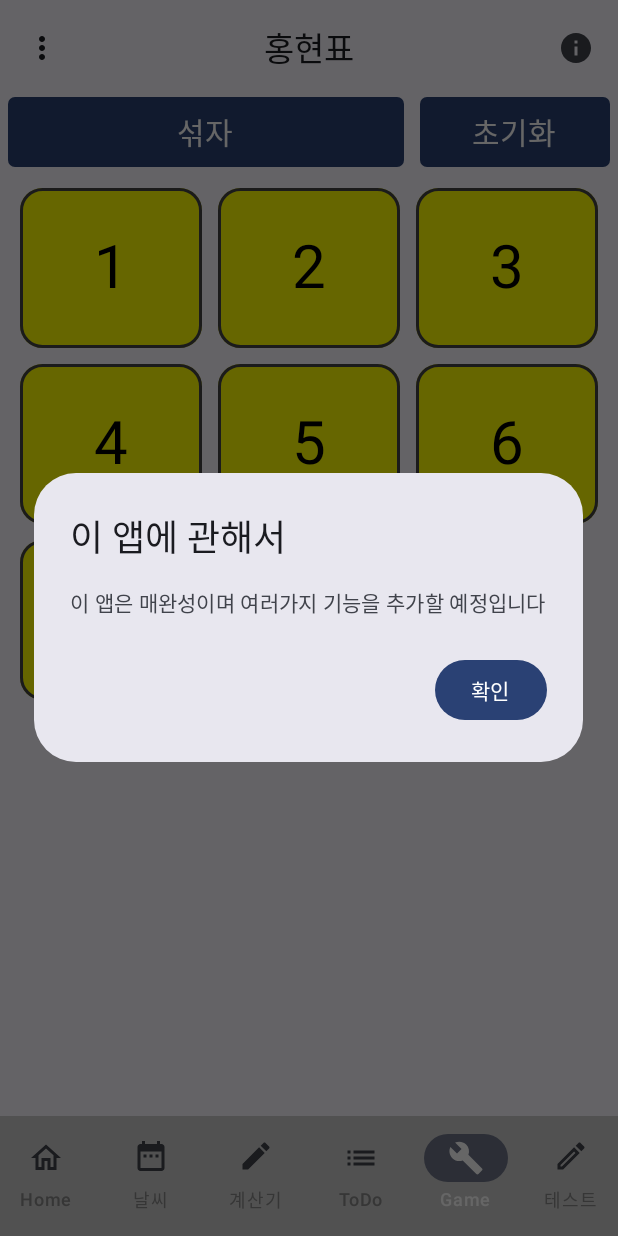
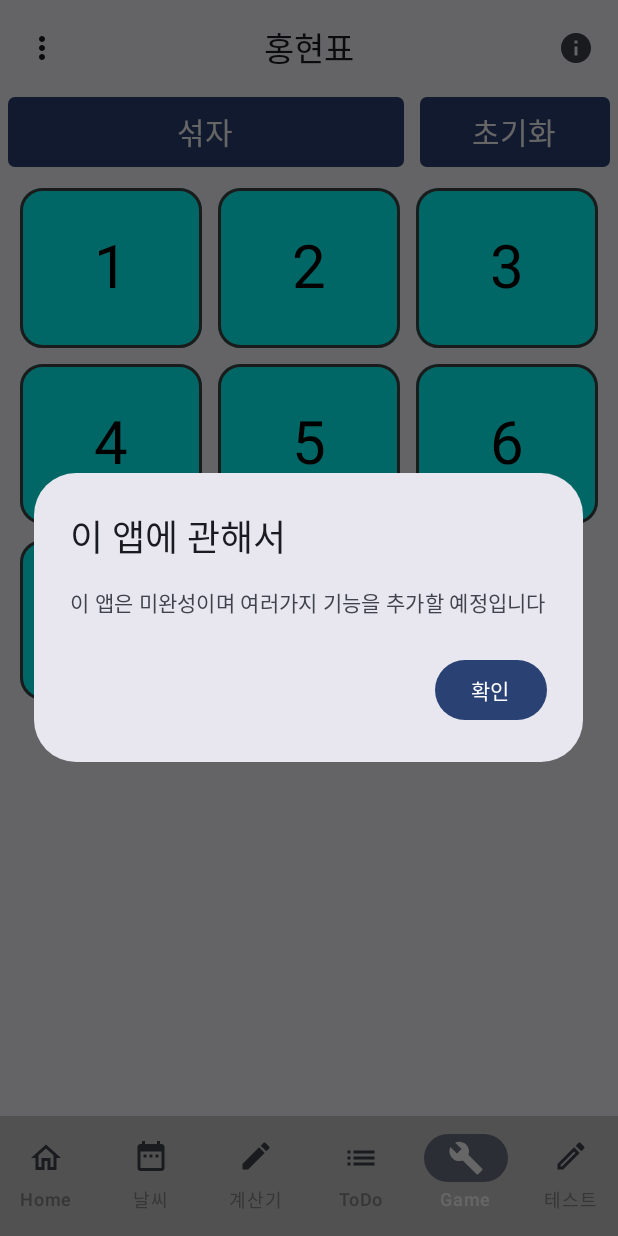
Before and after one commit to Hong-HyeonPyo/HongHP-android-test, an Android app built with Jetpack Compose: the GameScreen screen opened through its navigation route, after a tap on "Share", on a phone screen of 412 x 824 dp. Run offline under Robolectric (Android 15) with nearby library versions, the light colour scheme and no system bars.

```diff
--- a/HongHP-jetpackcompose-test/app/src/main/java/honghp/android/compose/material3/TheContents.kt
+++ b/HongHP-jetpackcompose-test/app/src/main/java/honghp/android/compose/material3/TheContents.kt
@@ -1,5 +1,6 @@
 package honghp.android.compose.material3
 
+import honghp.android.compose.weather.requestWeatherApi
 import android.content.Context
 import android.util.Log
 import android.widget.Toast
@@ -30,7 +31,6 @@ import androidx.compose.ui.unit.dp
 import androidx.compose.ui.unit.sp
 import honghp.android.compose.R
 //import rocklike.compose.weather.calcBaseDateAndTime
-import rocklike.compose.weather.requestWeatherApi
 
 
 @Composable
--- a/HongHP-jetpackcompose-test/app/src/main/java/honghp/android/compose/material3/TheGame.kt
+++ b/HongHP-jetpackcompose-test/app/src/main/java/honghp/android/compose/material3/TheGame.kt
@@ -238,10 +238,8 @@ fun WithTheBoxes(
         columns = GridCells.Fixed(3),
         contentPadding = PaddingValues(8.dp)
     ) {
-
         itemsIndexed(idxList) { idx, item ->
             if (item == 8) {
-
             } else {
                 val ctx = LocalContext.current.applicationContext
                 Box(
@@ -252,8 +250,7 @@ fun WithTheBoxes(
                             shape = RoundedCornerShape(15.dp, 15.dp, 15.dp, 15.dp)
                         )
                         .background(
-                            color = if (selectedIdx == item) Color.Cyan else Color.Yellow,
-//                            color = Color(0xFFfbe3ff),
+                            color = if (selectedIdx == item) Color.Cyan else Color.Cyan,
                             shape = RoundedCornerShape(15.dp, 15.dp, 15.dp, 15.dp)
                         )
                         .padding(3.dp)
--- a/HongHP-jetpackcompose-test/app/src/main/java/honghp/android/compose/weather/TheWeatherApis.kt
+++ b/HongHP-jetpackcompose-test/app/src/main/java/honghp/android/compose/material3/TheWeatherApis.kt
@@ -1,4 +1,4 @@
-package rocklike.compose.weather
+package honghp.android.compose.weather
 
 import android.util.Log
 import com.google.gson.GsonBuilder
--- a/HongHP-jetpackcompose-test/app/src/main/java/honghp/android/compose/material3/ToDoLists.kt
+++ b/HongHP-jetpackcompose-test/app/src/main/java/honghp/android/compose/material3/ToDoLists.kt
@@ -97,7 +97,6 @@ fun ToDoList() {
         }
     }
 }
-
 @Composable
 fun AlertDialogSample2(
     shouldShowDialog: Boolean,
--- a/HongHP-jetpackcompose-test/app/src/main/java/honghp/android/compose/material3/TopButton.kt
+++ b/HongHP-jetpackcompose-test/app/src/main/java/honghp/android/compose/material3/TopButton.kt
@@ -67,11 +67,9 @@ fun MyTopAppBar(navController: NavHostController) {
 
         )
 }
-
 private fun showToast(context: Context, message: String) {
     Toast.makeText(context, message, Toast.LENGTH_SHORT).show()
 }
-
 @Composable
 fun AlertDialogSample(
     shouldShowDialog: Boolean,
@@ -84,7 +82,7 @@ fun AlertDialogSample(
                 Text(text = "이 앱에 관해서")
             },
             text = {
-                Text(text = "이 앱은 매완성이며 여러가지 기능을 추가할 예정입니다")
+                Text(text = "이 앱은 미완성이며 여러가지 기능을 추가할 예정입니다")
             },
             confirmButton = {
                 Button(
```
